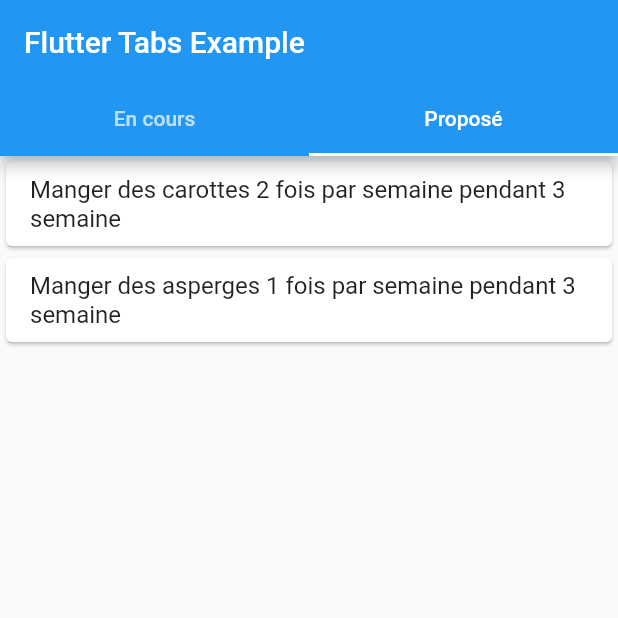
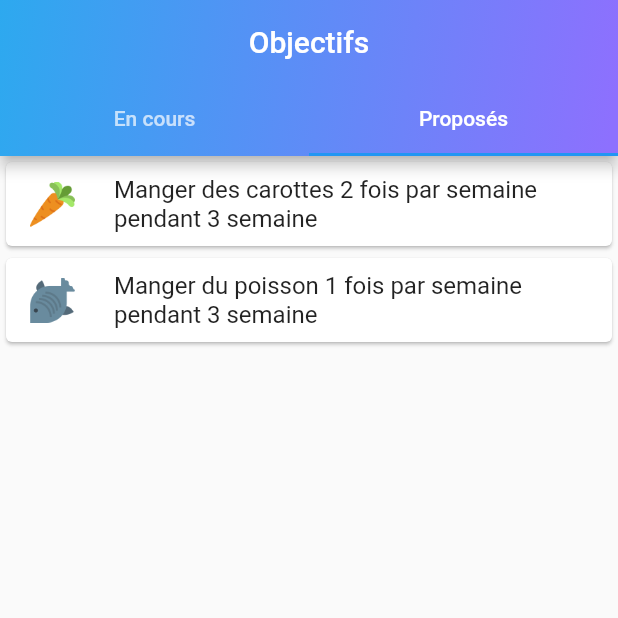
Before and after one commit to CamilleJullien/ceihm, a Flutter app: the screen it shows after launch, tab 2 chosen, on a phone screen of 412 x 824 dp, the top half of it. Run offline on Flutter 3.47's test engine with Material 2 defaults, Android fonts, the light colour scheme and no system bars; our stand-ins replace font_awesome_flutter.

Commit message:
#5 liste d'objectifs proposés avec images

```diff
--- a/lib/foodList.dart
+++ b/lib/foodList.dart
@@ -130,7 +130,10 @@ class _FoodList extends State<FoodList>{
                 decoration: BoxDecoration(
                   color: Color(0xff5a348b),
                   gradient: LinearGradient(
-                      colors: [Color(0xff8d70fe), Color(0xff2da9ef)],
+                      colors: [
+                        Color(0xff8d70fe),
+                        Color(0xff2da9ef)
+                      ],
                       begin: Alignment.centerRight,
                       end: Alignment(-1.0, -1.0)
                   ),
--- a/lib/goals/goalObject.dart
+++ b/lib/goals/goalObject.dart
@@ -2,8 +2,8 @@ import 'dart:ui';
 import 'package:flutter/material.dart';
 
 class Goal {
-  String goalSentence;
+  String goalSentence, image;
   Color status;
-  Goal(this.goalSentence, this.status);
+  Goal(this.goalSentence, this.status, this.image);
 
 }
--- a/lib/goals/goals.dart
+++ b/lib/goals/goals.dart
@@ -13,9 +13,6 @@ class _Goals extends State<Goals> with SingleTickerProviderStateMixin{
   void initState(){
     super.initState();
     _tabController = new TabController(length: 2, vsync: this);
-
-    setState((){
-    });
   }
 
   @override
@@ -25,11 +22,23 @@ class _Goals extends State<Goals> with SingleTickerProviderStateMixin{
           bottom: TabBar(
             tabs: [
               new Tab(text: "En cours"),
-              new Tab(text: "Proposé")
+              new Tab(text: "Proposés")
             ],
             controller: _tabController,
           ),
-          title: Text('Flutter Tabs Example'),
+          centerTitle: true,
+          title: Text('Objectifs'),
+          flexibleSpace: Container(
+            decoration: BoxDecoration(
+            gradient: LinearGradient(
+              begin: Alignment.centerRight,
+              end: Alignment(-1.0, -1.0),
+              colors: <Color>[
+                Color(0xff8d70fe),
+                Color(0xff2da9ef)
+            ])
+            ),
+          ),
         ),
         body: new TabBarView(
           children: <Widget> [
--- a/lib/goals/proposedGoals.dart
+++ b/lib/goals/proposedGoals.dart
@@ -19,19 +19,26 @@ class ProposedGoals extends StatelessWidget{
 
     final List<Goal> goals = new List();
     goals.add(new Goal("Manger des carottes 2 fois par semaine pendant 3 "
-        "semaine", Colors.red));
-    goals.add(new Goal("Manger des asperges 1 fois par semaine pendant 3 "
-        "semaine", Colors.red));
+        "semaine", Colors.red, "carrot.png"));
+    goals.add(new Goal("Manger du poisson 1 fois par semaine pendant 3 "
+        "semaine", Colors.red, "fish.png"));
 
     return ListView.builder(
       itemCount: goals.length,
       itemBuilder: (context, index) {
         return Card(
           child: ListTile(
-            title: Text(goals[index].goalSentence),
+              leading: new Image.asset("assets/" + goals[index].image, width:
+              30, height: 30),
+              title: Text(goals[index].goalSentence),
+              onTap: () => onCardTap(goals[index])
           ),
         );
       },
     );
   }
+
+  onCardTap(Goal goal){
+    print("taped " + goal.goalSentence);
+  }
 }
--- a/pubspec.yaml
+++ b/pubspec.yaml
@@ -26,6 +26,7 @@ dependencies:
   font_awesome_flutter: ^8.5.0
   flutter_staggered_grid_view: ^0.3.0
 
+
 dev_dependencies:
   flutter_test:
     sdk: flutter
@@ -36,7 +37,8 @@ dev_dependencies:
 
 # The following section is specific to Flutter.
 flutter:
-
+  assets:
+    - assets/
   # The following line ensures that the Material Icons font is
   # included with your application, so that you can use the icons in
   # the material Icons class.
```
Also changed, not shown: assets/carrot.png (added), assets/fish.png (added).
